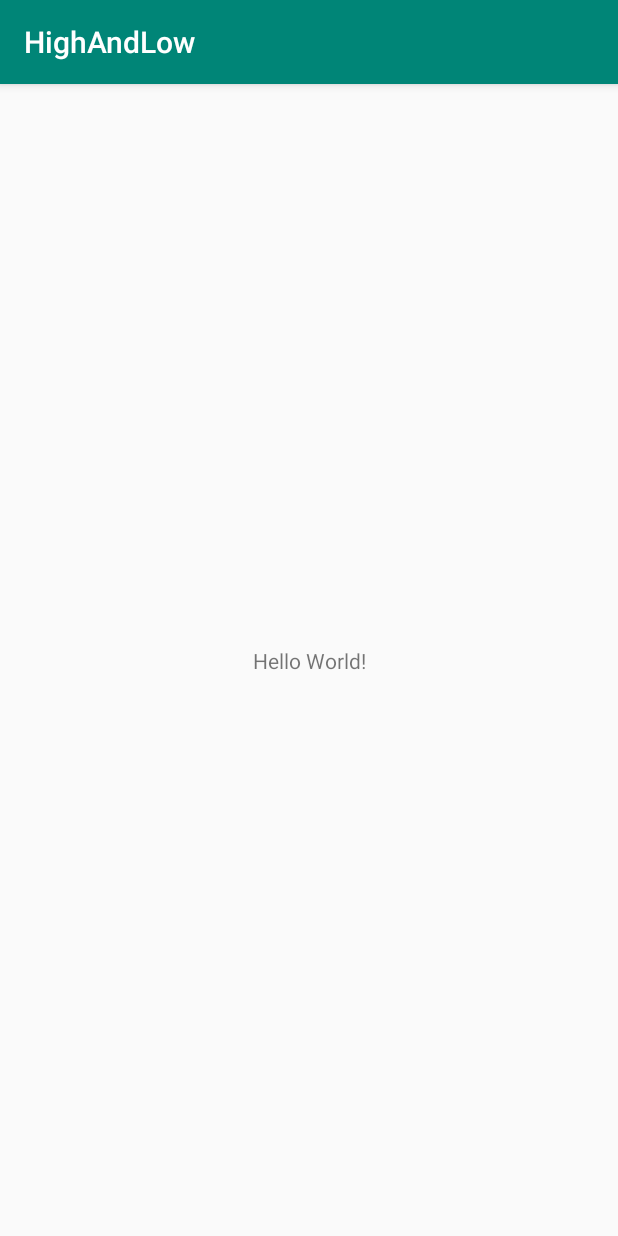
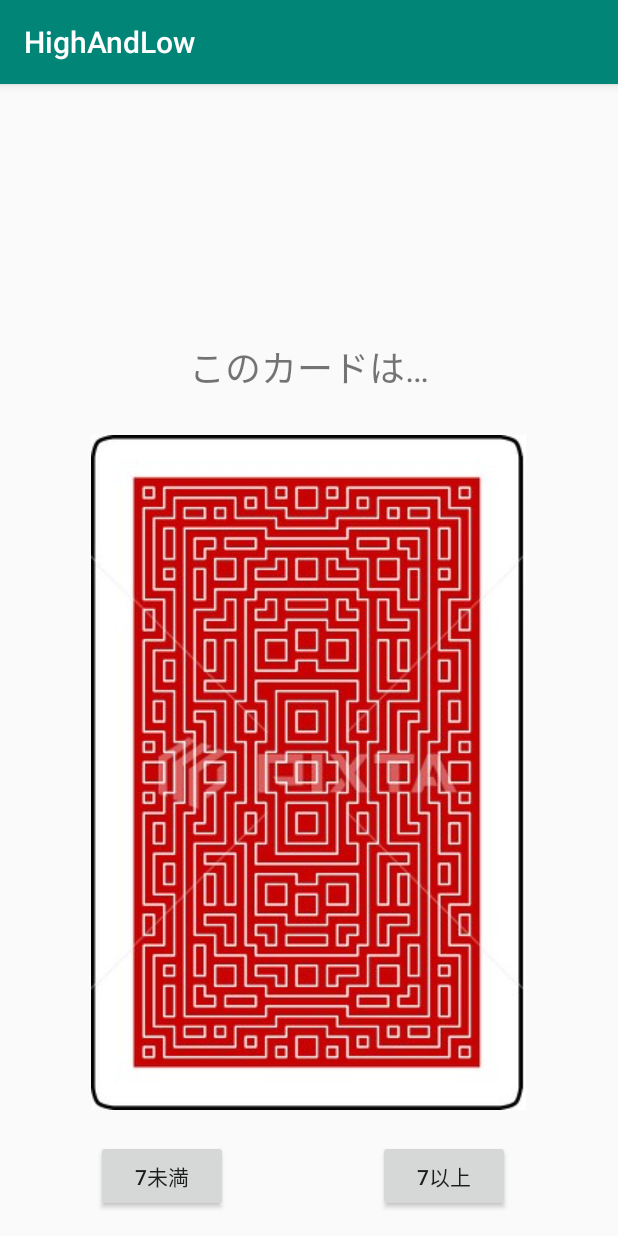
Before and after one commit to ryoikijisshu/HighAndLow, an Android app: the screen it shows after launch (MainActivity), on a phone screen of 412 x 824 dp. Run offline under Robolectric (Android 15) with nearby library versions, the phone set to English and light mode, and no system bars.

Commit message:
課題2-2ハイ&ローの完成．

```diff
--- a/app/build.gradle
+++ b/app/build.gradle
@@ -24,7 +24,7 @@ android {
 
 dependencies {
     implementation fileTree(dir: 'libs', include: ['*.jar'])
-    implementation"org.jetbrains.kotlin:kotlin-stdlib-jdk7:$kotlin_version"
+    implementation "org.jetbrains.kotlin:kotlin-stdlib-jdk7:$kotlin_version"
     implementation 'com.android.support:appcompat-v7:28.0.0'
     implementation 'com.android.support.constraint:constraint-layout:1.1.3'
     testImplementation 'junit:junit:4.12'
--- a/app/src/main/AndroidManifest.xml
+++ b/app/src/main/AndroidManifest.xml
@@ -9,6 +9,8 @@
             android:roundIcon="@mipmap/ic_launcher_round"
             android:supportsRtl="true"
             android:theme="@style/AppTheme">
+        <activity android:name=".SecondActivity">
+        </activity>
         <activity android:name=".MainActivity">
             <intent-filter>
                 <action android:name="android.intent.action.MAIN"/>
--- a/app/src/main/java/kgu/klab/highandlow/MainActivity.kt
+++ b/app/src/main/java/kgu/klab/highandlow/MainActivity.kt
@@ -1,12 +1,26 @@
 package kgu.klab.highandlow
 
+import android.content.Intent
+import android.os.Bundle
 import android.support.v7.app.AppCompatActivity
-import android.os.Bundle
+import kotlinx.android.synthetic.main.activity_main.*
 
 class MainActivity : AppCompatActivity() {
 
     override fun onCreate(savedInstanceState: Bundle?) {
         super.onCreate(savedInstanceState)
         setContentView(R.layout.activity_main)
+
+        greaterEqual7.setOnClickListener{
+            val intent = Intent(this,SecondActivity::class.java)
+            intent.putExtra("choice",0)
+            startActivity(intent)
+        }
+
+        lessThan7.setOnClickListener{
+            val intent = Intent(this,SecondActivity::class.java)
+            intent.putExtra("choice", 1)
+            startActivity(intent)
+        }
     }
 }
--- a/app/src/main/res/layout/activity_main.xml
+++ b/app/src/main/res/layout/activity_main.xml
@@ -6,14 +6,42 @@
         android:layout_width="match_parent"
         android:layout_height="match_parent"
         tools:context=".MainActivity">
-
-    <TextView
+    <Button
+            android:text="7未満"
             android:layout_width="wrap_content"
             android:layout_height="wrap_content"
-            android:text="Hello World!"
-            app:layout_constraintBottom_toBottomOf="parent"
-            app:layout_constraintLeft_toLeftOf="parent"
-            app:layout_constraintRight_toRightOf="parent"
-            app:layout_constraintTop_toTopOf="parent"/>
+            android:id="@+id/lessThan7"
+            android:layout_marginBottom="8dp"
+            app:layout_constraintBottom_toBottomOf="parent" android:layout_marginTop="8dp"
+            app:layout_constraintTop_toBottomOf="@+id/cBackSide" app:layout_constraintEnd_toStartOf="@+id/greaterEqual7"
+            android:layout_marginEnd="100dp" android:layout_marginRight="100dp"
+            app:layout_constraintVertical_bias="0.6" android:layout_marginStart="8dp"
+            app:layout_constraintStart_toStartOf="parent" android:layout_marginLeft="8dp"
+            app:layout_constraintHorizontal_bias="1.0"/>
+    <Button
+            android:text="7以上"
+            android:layout_width="wrap_content"
+            android:layout_height="wrap_content"
+            android:id="@+id/greaterEqual7"
+            android:layout_marginBottom="16dp"
+            app:layout_constraintBottom_toBottomOf="parent" app:layout_constraintEnd_toEndOf="parent"
+            android:layout_marginEnd="72dp" android:layout_marginRight="72dp"/>
+    <ImageView
+            android:layout_width="wrap_content"
+            android:layout_height="wrap_content" app:srcCompat="@drawable/cbackside"
+            app:layout_constraintStart_toStartOf="parent"
+            app:layout_constraintEnd_toEndOf="parent"
+            android:id="@+id/cBackSide" android:layout_marginBottom="20dp"
+            app:layout_constraintBottom_toTopOf="@+id/greaterEqual7" app:layout_constraintHorizontal_bias="0.495"
+    />
+    <TextView
+            android:text="このカードは…"
+            android:layout_width="197dp"
+            android:layout_height="35dp"
+            app:layout_constraintStart_toStartOf="parent" app:layout_constraintEnd_toEndOf="parent"
+            android:id="@+id/textView" android:layout_marginBottom="8dp"
+            app:layout_constraintBottom_toTopOf="@+id/cBackSide" android:layout_marginTop="8dp"
+            app:layout_constraintTop_toTopOf="parent" app:layout_constraintVertical_bias="0.892"
+            android:textSize="24sp" android:gravity="center"/>
 
 </android.support.constraint.ConstraintLayout>
```
Also changed, not shown: app/src/main/java/kgu/klab/highandlow/SecondActivity.kt (added, +43 -0 lines), app/src/main/res/layout/activity_second.xml (added, +39 -0 lines), app/src/main/res/drawable/c1.jpg (added), app/src/main/res/drawable/c10.jpg (added), app/src/main/res/drawable/c11.jpg (added), app/src/main/res/drawable/c12.jpg (added), app/src/main/res/drawable/c13.jpg (added), app/src/main/res/drawable/c2.jpg (added), app/src/main/res/drawable/c3.jpg (added), app/src/main/res/drawable/c4.jpg (added), app/src/main/res/drawable/c5.jpg (added), app/src/main/res/drawable/c6.jpg (added), app/src/main/res/drawable/c7.jpg (added), app/src/main/res/drawable/c8.jpg (added), 2 more files.
